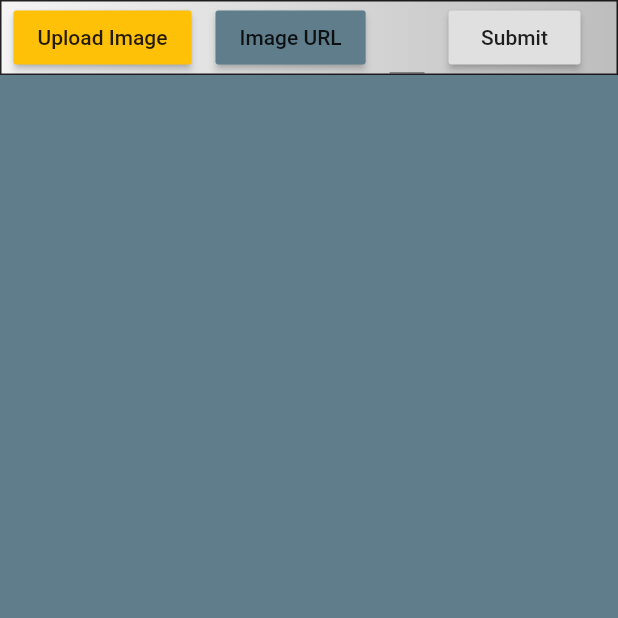
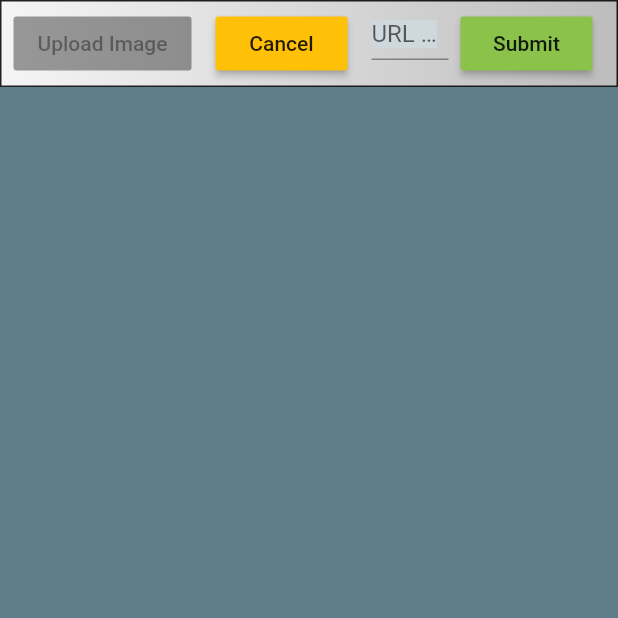
Before and after one commit to mjeffw/over_hexen_app, a Flutter app: the screen it shows after launch, after a tap on "Image URL", on a phone screen of 412 x 824 dp, the top half of it. Run offline on Flutter 3.47's test engine with Material 2 defaults, Android fonts, the phone set to English and light mode, and no system bars; missing offline and left inert: universal_html, url.

Commit message:
validate image URL

```diff
--- a/lib/screens/file_viewer/widgets/header.dart
+++ b/lib/screens/file_viewer/widgets/header.dart
@@ -1,5 +1,6 @@
 import 'package:flutter/material.dart';
 import 'package:provider/provider.dart';
+import 'package:url/url.dart';
 
 import '../../../model/image_data.dart';
 import '../../../providers/image_data_provider.dart';
@@ -24,10 +25,12 @@ class Header extends StatelessWidget {
           Padding(
             padding: const EdgeInsets.symmetric(horizontal: 8.0),
             child: RaisedButton(
-              onPressed: () => fileProvider
-                  .get((data, name) => model.updateState(name, data)),
+              onPressed: model.isEditingURL
+                  ? null
+                  : () => fileProvider
+                      .get((data, name) => model.updateState(name, data)),
               child: Text('Upload Image'),
-              color: Colors.amber,
+              color: Colors.lightGreen,
             ),
           ),
           Padding(
@@ -35,8 +38,8 @@ class Header extends StatelessWidget {
             child: RaisedButton(
               onPressed: () => model.isEditingURL = !model.isEditingURL,
               //netProvider.get((data, name) => model.updateState(name, data)),
-              child: Text('Image URL'),
-              color: Colors.blueGrey,
+              child: model.isEditingURL ? Text('Cancel') : Text('Image URL'),
+              color: model.isEditingURL ? Colors.amber : Colors.lightGreen,
             ),
           ),
           Expanded(
@@ -46,7 +49,10 @@ class Header extends StatelessWidget {
                 alignment: AlignmentDirectional.centerStart,
                 children: <Widget>[
                   Text(model.name),
-                  UrlForm(),
+                  Padding(
+                    padding: const EdgeInsets.symmetric(vertical: 4.0),
+                    child: UrlForm(),
+                  ),
                 ],
                 index: model.isEditingURL ? 1 : 0,
               ),
@@ -67,6 +73,22 @@ class UrlForm extends StatefulWidget {
 
 class UrlFormState extends State<UrlForm> {
   final _formKey = GlobalKey<FormState>();
+  final _controller = TextEditingController();
+  final Color _invalidColor = Colors.red[800];
+  final Color _validColor = Colors.black;
+  var _validUrl = false;
+
+  @override
+  void dispose() {
+    _controller.dispose();
+    super.dispose();
+  }
+
+  @override
+  void initState() {
+    super.initState();
+    _controller.addListener(_listen);
+  }
 
   @override
   Widget build(BuildContext context) {
@@ -77,15 +99,20 @@ class UrlFormState extends State<UrlForm> {
         children: <Widget>[
           Expanded(
             child: TextFormField(
-              validator: (value) {
-                if (value.isEmpty) return 'Enter an image URL';
-                return null;
-              },
+              controller: _controller,
+              decoration:
+                  InputDecoration(hintText: 'URL of image', isDense: true),
+              style: TextStyle(
+                backgroundColor: Colors.blueGrey[100],
+                color: _validUrl ? _validColor : _invalidColor,
+              ),
+              validator: validate,
             ),
           ),
           Padding(
-            padding: const EdgeInsets.symmetric(horizontal: 16.0),
+            padding: const EdgeInsets.symmetric(horizontal: 8.0),
             child: RaisedButton(
+              color: Colors.lightGreen,
               onPressed: () {
                 if (_formKey.currentState.validate()) {
                   Scaffold.of(context).showSnackBar(SnackBar(
@@ -100,4 +127,21 @@ class UrlFormState extends State<UrlForm> {
       ),
     );
   }
+
+  String validate(value) {
+    if (value.isEmpty) return 'Enter an image URL';
+    if (!isUrl(value)) return 'Enter a valid image URL';
+    return null;
+  }
+
+  void _listen() {
+    bool valid =
+        isUrl(_controller.text) && !Url.parse(_controller.text).hasEmptyPath;
+
+    if (_validUrl != valid) {
+      setState(() {
+        _validUrl = valid;
+      });
+    }
+  }
 }
--- a/pubspec.yaml
+++ b/pubspec.yaml
@@ -21,6 +21,7 @@ dependencies:
     sdk: flutter
   universal_html: ^1.1.10
   provider: ^3.2.0
+  url: ^2.0.0
 
   # The following adds the Cupertino Icons font to your application.
   # Use with the CupertinoIcons class for iOS style icons.
```
